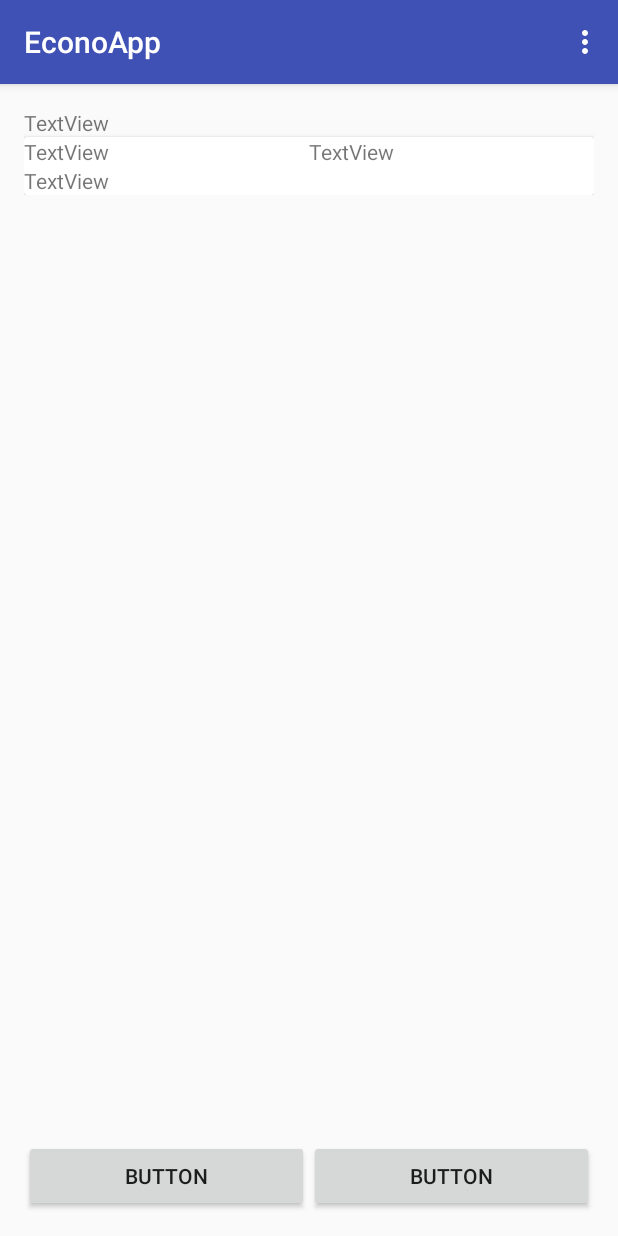
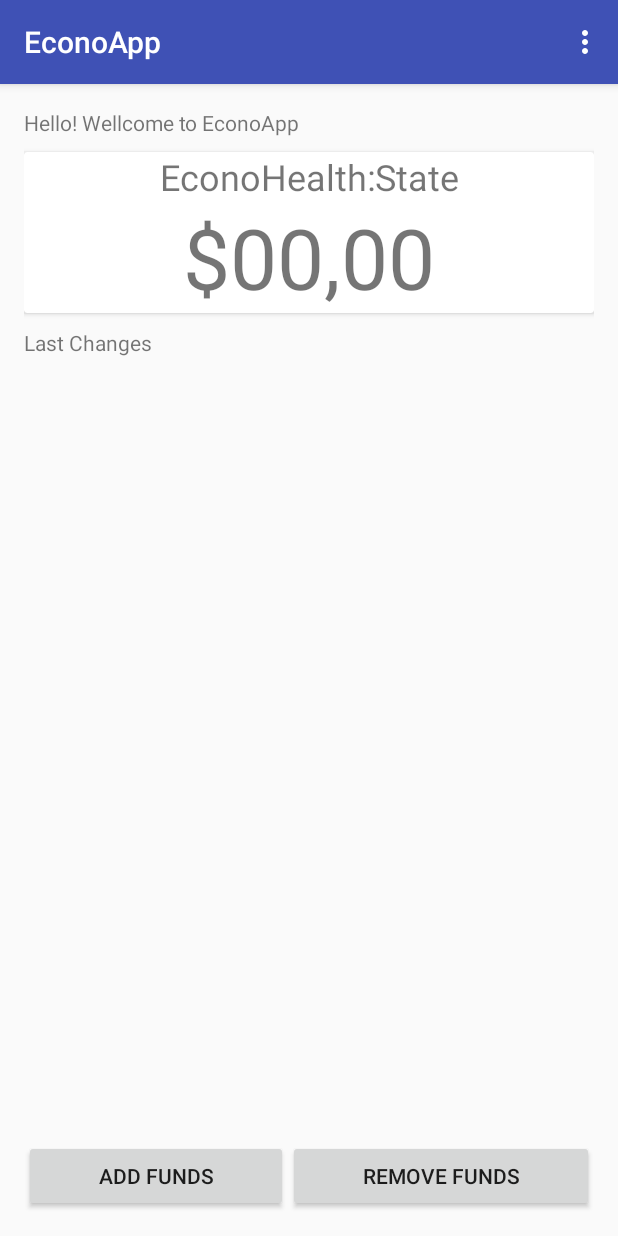
Before and after one commit to mattsousa/PortifoliAPP, an Android app: the screen it shows after launch (PrincipalActivity), on a phone screen of 412 x 824 dp. Run offline under Robolectric (Android 15) with nearby library versions, the phone set to English and light mode, and no system bars.

Commit message:
Tela e classe PrincipalActivity finalizados assim como as strings. Falta Implementação

```diff
--- a/EconoApp/app/src/main/java/br/com/bluedogs/econoapp/PrincipalActivity.java
+++ b/EconoApp/app/src/main/java/br/com/bluedogs/econoapp/PrincipalActivity.java
@@ -3,13 +3,23 @@ package br.com.bluedogs.econoapp;
 import android.os.Bundle;
 import android.support.design.widget.FloatingActionButton;
 import android.support.design.widget.Snackbar;
+import android.support.v7.app.AlertDialog;
 import android.support.v7.app.AppCompatActivity;
+import android.support.v7.widget.RecyclerView;
 import android.support.v7.widget.Toolbar;
+import android.util.Log;
 import android.view.View;
 import android.view.Menu;
 import android.view.MenuItem;
+import android.widget.Button;
+import android.widget.TextView;
 
 public class PrincipalActivity extends AppCompatActivity {
+    private TextView txwState,txwValue;
+    private Button btnAdd,btnRemove;
+    private RecyclerView rcvwHistory;
+
+    private final String TAG = "PRINCIPAL_ACTIVITY";
 
     @Override
     protected void onCreate(Bundle savedInstanceState) {
@@ -18,6 +28,27 @@ public class PrincipalActivity extends AppCompatActivity {
         Toolbar toolbar = (Toolbar) findViewById(R.id.toolbar);
         setSupportActionBar(toolbar);
 
+        txwState = (TextView)findViewById(R.id.main_txw_state);
+        txwValue = (TextView)findViewById(R.id.main_txw_value);
+        btnAdd = (Button)findViewById(R.id.main_btn_add);
+        btnRemove = (Button)findViewById(R.id.main_btn_remove);
+        rcvwHistory = (RecyclerView)findViewById(R.id.main_rcvw_history);
+
+        btnAdd.setOnClickListener(new View.OnClickListener() {
+            @Override
+            public void onClick(View view) {
+                // TODO: 11/01/2017 Create a custom alert to get user's value
+                Log.i(TAG,"btnAdd Click Called!");
+            }
+        });
+        btnRemove.setOnClickListener(new View.OnClickListener() {
+            @Override
+            public void onClick(View view) {
+                // TODO: 11/01/2017 Create a custom alert to get user's value
+                Log.i(TAG,"btnRemove Click Called!");
+            }
+        });
+        // TODO: 11/01/2017 Get the first 10 last operations from database and create a list
     }
 
     @Override
@@ -36,9 +67,11 @@ public class PrincipalActivity extends AppCompatActivity {
 
         //noinspection SimplifiableIfStatement
         if (id == R.id.action_settings) {
+            Log.i(TAG,"Settings Click Called!");
             return true;
         }
 
         return super.onOptionsItemSelected(item);
     }
+
 }
--- a/EconoApp/app/src/main/res/layout/content_principal.xml
+++ b/EconoApp/app/src/main/res/layout/content_principal.xml
@@ -20,11 +20,11 @@
         android:layout_alignParentTop="true"
         android:layout_alignParentLeft="true"
         android:layout_alignParentStart="true"
-        android:layout_above="@+id/linearLayout3">
+        >
 
 
         <TextView
-            android:text="TextView"
+            android:text="@string/main_greetings"
             android:layout_width="match_parent"
             android:layout_height="wrap_content"
             android:id="@+id/main_txw_greetings" />
@@ -32,7 +32,8 @@
         <android.support.v7.widget.CardView
             android:layout_width="match_parent"
             android:layout_height="wrap_content"
-            android:id="@+id/main_card_infos">
+            android:id="@+id/main_card_infos"
+            android:layout_marginTop="10dp">
 
             <LinearLayout
                 android:orientation="vertical"
@@ -45,33 +46,47 @@
                     android:layout_height="wrap_content">
 
                     <TextView
-                        android:text="TextView"
+                        android:text="@string/main_econohealth"
                         android:layout_width="wrap_content"
                         android:layout_height="wrap_content"
-                        android:id="@+id/main_txw_coin"
-                        android:layout_weight="1" />
+                        android:id="@+id/main_txw_econohealth"
+                        android:layout_weight="1"
+                        android:textSize="24sp"
+                        android:textAlignment="textEnd" />
 
                     <TextView
-                        android:text="TextView"
+                        android:text="@string/main_state"
                         android:layout_width="wrap_content"
                         android:layout_height="wrap_content"
-                        android:id="@+id/main_txw_local"
-                        android:layout_weight="1" />
+                        android:id="@+id/main_txw_state"
+                        android:layout_weight="1"
+                        android:textSize="24sp" />
                 </LinearLayout>
 
                 <TextView
-                    android:text="TextView"
+                    android:text="@string/main_value"
                     android:layout_width="match_parent"
                     android:layout_height="match_parent"
-                    android:id="@+id/main_txw_value" />
+                    android:id="@+id/main_txw_value"
+                    android:textAlignment="center"
+                    android:textSize="56sp" />
 
             </LinearLayout>
         </android.support.v7.widget.CardView>
 
+        <TextView
+            android:text="@string/main_historico"
+            android:layout_width="match_parent"
+            android:layout_height="0dp"
+            android:id="@+id/main_txw_historico"
+            android:layout_weight="1"
+            android:layout_marginTop="10dp" />
+
         <android.support.v7.widget.RecyclerView
             android:layout_width="match_parent"
             android:layout_height="match_parent"
-            android:id="@+id/main_rcvw_historico" />
+            android:id="@+id/main_rcvw_history"
+            android:layout_marginTop="10dp" />
     </LinearLayout>
 
     <LinearLayout
@@ -82,17 +97,17 @@
         android:layout_centerHorizontal="true">
 
         <Button
-            android:text="Button"
+            android:text="@string/main_add"
             android:layout_width="wrap_content"
             android:layout_height="wrap_content"
             android:id="@+id/main_btn_add"
             android:layout_weight="1" />
 
         <Button
-            android:text="Button"
+            android:text="@string/main_remove"
             android:layout_width="wrap_content"
             android:layout_height="wrap_content"
-            android:id="@+id/main_btn_sub"
+            android:id="@+id/main_btn_remove"
             android:layout_weight="1" />
     </LinearLayout>
 
--- a/EconoApp/app/src/main/res/values/strings.xml
+++ b/EconoApp/app/src/main/res/values/strings.xml
@@ -1,4 +1,15 @@
 <resources>
     <string name="app_name">EconoApp</string>
     <string name="action_settings">Settings</string>
+
+    <!-- Principal Activity Strings -->
+    <string name="main_greetings">Hello! Wellcome to EconoApp</string>
+    <string name="main_econohealth">EconoHealth: </string>
+    <string name="main_state">State</string>
+    <string name="main_value">$00,00</string>
+    <string name="main_historico">Last Changes</string>
+    <string name="main_add">Add Funds</string>
+    <string name="main_remove">Remove Funds</string>
+
+    <!-- Principal Activity Strings -->
 </resources>
```
